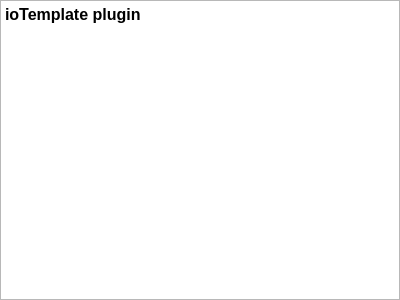
shujaatak/gpsbook, file src/plugins/displayGPSBabel/displaygpsbabelhelp.ui: the form before one commit.
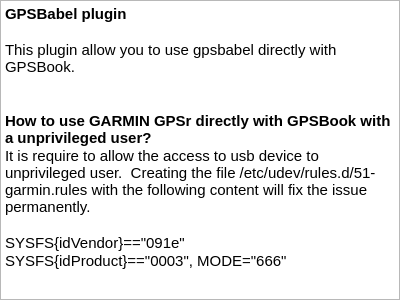
The form after the commit.

Commit message: Fix bugs into Graphic2D plugin, Loc Reader and main interface. Improve Graphic2D plugin (Improve the splitting feature, add cumulated distance graphs). Add 'delete' context menu into the main interface.

The edit to the form file:
```diff
--- a/src/plugins/displayGPSBabel/displaygpsbabelhelp.ui
+++ b/src/plugins/displayGPSBabel/displaygpsbabelhelp.ui
@@ -14,12 +14,21 @@
    <string>&lt;!DOCTYPE HTML PUBLIC &quot;-//W3C//DTD HTML 4.0//EN&quot; &quot;http://www.w3.org/TR/REC-html40/strict.dtd&quot;&gt;
 &lt;html&gt;&lt;head&gt;&lt;meta name=&quot;qrichtext&quot; content=&quot;1&quot; /&gt;&lt;style type=&quot;text/css&quot;&gt;
 p, li { white-space: pre-wrap; }
-&lt;/style&gt;&lt;/head&gt;&lt;body style=&quot; font-family:'Sans'; font-size:10pt; font-weight:400; font-style:normal;&quot;&gt;
+&lt;/style&gt;&lt;/head&gt;&lt;body style=&quot; font-family:'Ubuntu'; font-size:11pt; font-weight:400; font-style:normal;&quot;&gt;
 &lt;table border=&quot;0&quot; style=&quot;-qt-table-type: root; margin-top:4px; margin-bottom:4px; margin-left:4px; margin-right:4px;&quot;&gt;
 &lt;tr&gt;
 &lt;td style=&quot;border: none;&quot;&gt;
-&lt;p style=&quot; margin-top:0px; margin-bottom:0px; margin-left:0px; margin-right:0px; -qt-block-indent:0; text-indent:0px;&quot;&gt;&lt;span style=&quot; font-size:12pt; font-weight:600;&quot;&gt;ioTemplate plugin&lt;/span&gt;&lt;/p&gt;
-&lt;p style=&quot;-qt-paragraph-type:empty; margin-top:0px; margin-bottom:0px; margin-left:0px; margin-right:0px; -qt-block-indent:0; text-indent:0px; font-size:12pt; font-weight:600;&quot;&gt;&lt;/p&gt;&lt;/td&gt;&lt;/tr&gt;&lt;/table&gt;&lt;/body&gt;&lt;/html&gt;</string>
+&lt;p style=&quot; margin-top:0px; margin-bottom:0px; margin-left:0px; margin-right:0px; -qt-block-indent:0; text-indent:0px;&quot;&gt;&lt;span style=&quot; font-weight:600;&quot;&gt;GPSBabel plugin&lt;/span&gt;&lt;/p&gt;
+&lt;p style=&quot;-qt-paragraph-type:empty; margin-top:0px; margin-bottom:0px; margin-left:0px; margin-right:0px; -qt-block-indent:0; text-indent:0px; font-weight:600;&quot;&gt;&lt;/p&gt;
+&lt;p style=&quot; margin-top:0px; margin-bottom:0px; margin-left:0px; margin-right:0px; -qt-block-indent:0; text-indent:0px;&quot;&gt;This plugin allow you to use gpsbabel directly with GPSBook. &lt;/p&gt;
+&lt;p style=&quot;-qt-paragraph-type:empty; margin-top:0px; margin-bottom:0px; margin-left:0px; margin-right:0px; -qt-block-indent:0; text-indent:0px;&quot;&gt;&lt;/p&gt;
+&lt;p style=&quot;-qt-paragraph-type:empty; margin-top:0px; margin-bottom:0px; margin-left:0px; margin-right:0px; -qt-block-indent:0; text-indent:0px;&quot;&gt;&lt;/p&gt;
+&lt;p style=&quot; margin-top:0px; margin-bottom:0px; margin-left:0px; margin-right:0px; -qt-block-indent:0; text-indent:0px;&quot;&gt;&lt;span style=&quot; font-weight:600;&quot;&gt;How to use GARMIN GPSr directly with GPSBook with a unprivileged user?&lt;/span&gt;&lt;/p&gt;
+&lt;p style=&quot; margin-top:0px; margin-bottom:0px; margin-left:0px; margin-right:0px; -qt-block-indent:0; text-indent:0px;&quot;&gt;It is require to allow the access to usb device to unprivileged user.  Creating the file /etc/udev/rules.d/51-garmin.rules with the following content will fix the issue permanently.&lt;/p&gt;
+&lt;p style=&quot; margin-top:0px; margin-bottom:0px; margin-left:0px; margin-right:0px; -qt-block-indent:0; text-indent:0px;&quot;&gt; &lt;/p&gt;
+&lt;p style=&quot; margin-top:0px; margin-bottom:0px; margin-left:0px; margin-right:0px; -qt-block-indent:0; text-indent:0px;&quot;&gt;SYSFS{idVendor}==&amp;quot;091e&amp;quot;&lt;/p&gt;
+&lt;p style=&quot; margin-top:0px; margin-bottom:0px; margin-left:0px; margin-right:0px; -qt-block-indent:0; text-indent:0px;&quot;&gt;SYSFS{idProduct}==&amp;quot;0003&amp;quot;, MODE=&amp;quot;666&amp;quot;&lt;/p&gt;
+&lt;p style=&quot;-qt-paragraph-type:empty; margin-top:0px; margin-bottom:0px; margin-left:0px; margin-right:0px; -qt-block-indent:0; text-indent:0px;&quot;&gt;&lt;/p&gt;&lt;/td&gt;&lt;/tr&gt;&lt;/table&gt;&lt;/body&gt;&lt;/html&gt;</string>
   </property>
  </widget>
  <resources/>
```
The commit also changes 48 other files.
